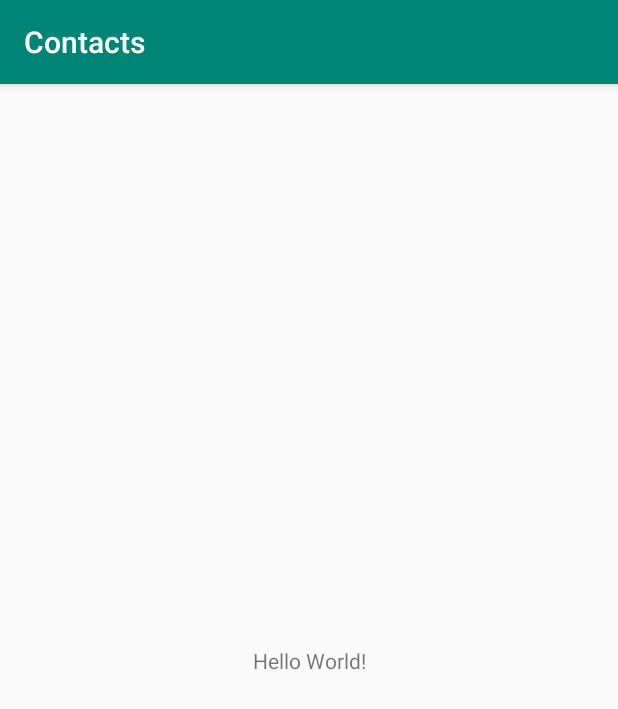
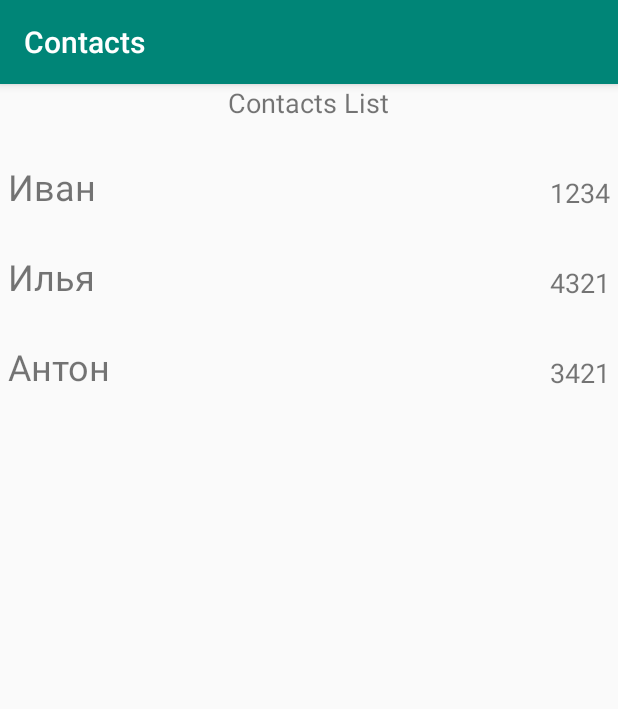
Before and after one commit to gastar123/Contacts, an Android app: the screen it shows after launch (MainActivity), on a phone screen of 412 x 824 dp. Shown: the top 709 px of the screen. Run offline under Robolectric (Android 15) with nearby library versions, the phone set to English and light mode, and no system bars.

Commit message:
Урок 41. Используем LayoutInflater для создания списка

```diff
--- a/app/build.gradle
+++ b/app/build.gradle
@@ -3,7 +3,7 @@ apply plugin: 'com.android.application'
 android {
     compileSdkVersion 28
     defaultConfig {
-        applicationId "com.example.contacts"
+        applicationId "com.example.contact"
         minSdkVersion 15
         targetSdkVersion 28
         versionCode 1
--- /dev/null
+++ b/app/src/main/java/com/example/contacts/Contact.java
@@ -0,0 +1,28 @@
+package com.example.contacts;
+
+public class Contact {
+
+    private String name;
+    private String phone;
+
+    public Contact(String name, String phone) {
+        this.name = name;
+        this.phone = phone;
+    }
+
+    public String getName() {
+        return name;
+    }
+
+    public void setName(String name) {
+        this.name = name;
+    }
+
+    public String getPhone() {
+        return phone;
+    }
+
+    public void setPhone(String phone) {
+        this.phone = phone;
+    }
+}
--- a/app/src/main/java/com/example/contacts/MainActivity.java
+++ b/app/src/main/java/com/example/contacts/MainActivity.java
@@ -2,6 +2,13 @@ package com.example.contacts;
 
 import android.support.v7.app.AppCompatActivity;
 import android.os.Bundle;
+import android.view.LayoutInflater;
+import android.view.View;
+import android.widget.LinearLayout;
+import android.widget.TextView;
+
+import java.util.ArrayList;
+import java.util.List;
 
 public class MainActivity extends AppCompatActivity {
 
@@ -9,5 +16,29 @@ public class MainActivity extends AppCompatActivity {
     protected void onCreate(Bundle savedInstanceState) {
         super.onCreate(savedInstanceState);
         setContentView(R.layout.activity_main);
+
+        List<Contact> phoneBook = createContacts();
+
+        LinearLayout linLayout = findViewById(R.id.linLayout);
+
+        LayoutInflater lnInflater = getLayoutInflater();
+
+        for (Contact c : phoneBook) {
+            View item = lnInflater.inflate(R.layout.contact, linLayout, false);
+            TextView tvName = item.findViewById(R.id.tvName);
+            tvName.setText(c.getName());
+            TextView tvNumber = item.findViewById(R.id.tvNumber);
+            tvNumber.setText(c.getPhone());
+            item.getLayoutParams().width = LinearLayout.LayoutParams.MATCH_PARENT;
+            linLayout.addView(item);
+        }
+    }
+
+    private List<Contact> createContacts() {
+        List<Contact> phoneBook = new ArrayList<>();
+        phoneBook.add(new Contact("Иван", "1234"));
+        phoneBook.add(new Contact("Илья", "4321"));
+        phoneBook.add(new Contact("Антон", "3421"));
+        return phoneBook;
     }
 }
--- a/app/src/main/res/layout/activity_main.xml
+++ b/app/src/main/res/layout/activity_main.xml
@@ -1,18 +1,29 @@
 <?xml version="1.0" encoding="utf-8"?>
-<android.support.constraint.ConstraintLayout xmlns:android="http://schemas.android.com/apk/res/android"
+<LinearLayout xmlns:android="http://schemas.android.com/apk/res/android"
     xmlns:app="http://schemas.android.com/apk/res-auto"
     xmlns:tools="http://schemas.android.com/tools"
     android:layout_width="match_parent"
     android:layout_height="match_parent"
+    android:orientation="vertical"
     tools:context=".MainActivity">
 
     <TextView
+        android:id="@+id/textView"
         android:layout_width="wrap_content"
         android:layout_height="wrap_content"
-        android:text="Hello World!"
-        app:layout_constraintBottom_toBottomOf="parent"
-        app:layout_constraintLeft_toLeftOf="parent"
-        app:layout_constraintRight_toRightOf="parent"
-        app:layout_constraintTop_toTopOf="parent" />
+        android:layout_gravity="center_horizontal"
+        android:text="Contacts List"
+        android:textSize="18sp" />
 
-</android.support.constraint.ConstraintLayout>
+    <ScrollView
+        android:layout_width="match_parent"
+        android:layout_height="match_parent">
+
+        <LinearLayout
+            android:id="@+id/linLayout"
+            android:layout_width="match_parent"
+            android:layout_height="match_parent"
+            android:orientation="vertical" />
+    </ScrollView>
+
+</LinearLayout>
--- /dev/null
+++ b/app/src/main/res/layout/contact.xml
@@ -0,0 +1,25 @@
+<?xml version="1.0" encoding="utf-8"?>
+<FrameLayout
+    xmlns:android="http://schemas.android.com/apk/res/android"
+    android:layout_width="match_parent"
+    android:layout_height="50dp"
+    android:layout_marginTop="10dp">
+
+    <TextView
+        android:id="@+id/tvName"
+        android:layout_width="wrap_content"
+        android:layout_height="wrap_content"
+        android:layout_gravity="bottom|left"
+        android:layout_marginLeft="5dp"
+        android:text="TextView"
+        android:textSize="24sp"></TextView>
+
+    <TextView
+        android:id="@+id/tvNumber"
+        android:layout_width="wrap_content"
+        android:layout_height="wrap_content"
+        android:layout_gravity="bottom|right"
+        android:layout_marginRight="5dp"
+        android:text="TextView"
+        android:textSize="18sp"></TextView>
+</FrameLayout>
```
Also changed, not shown: 1 other file.
